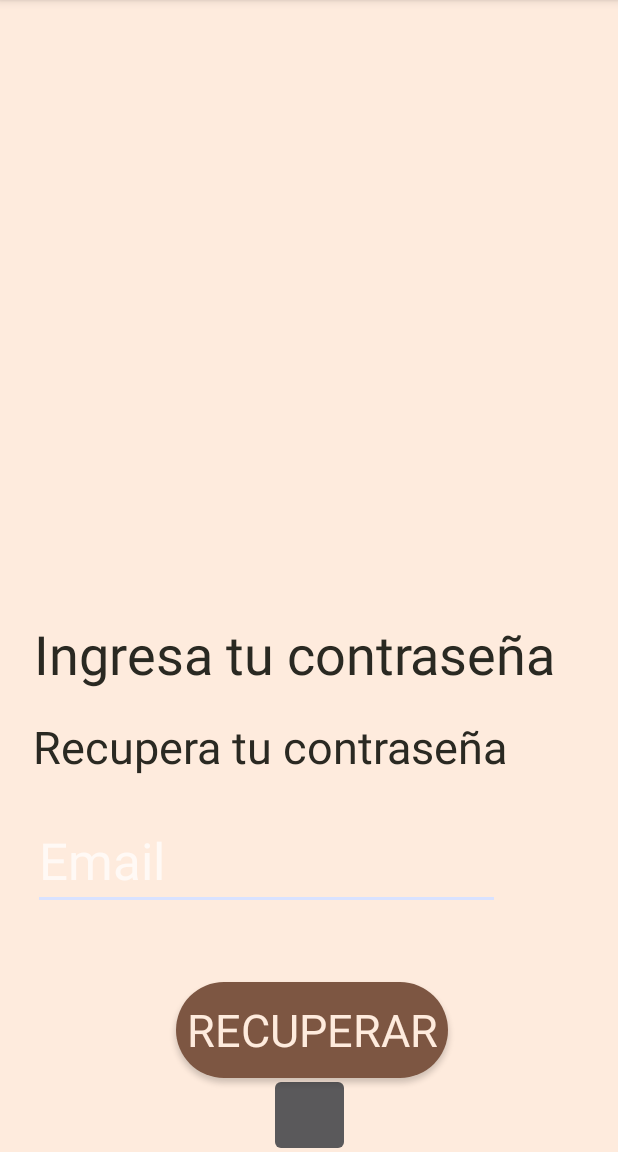
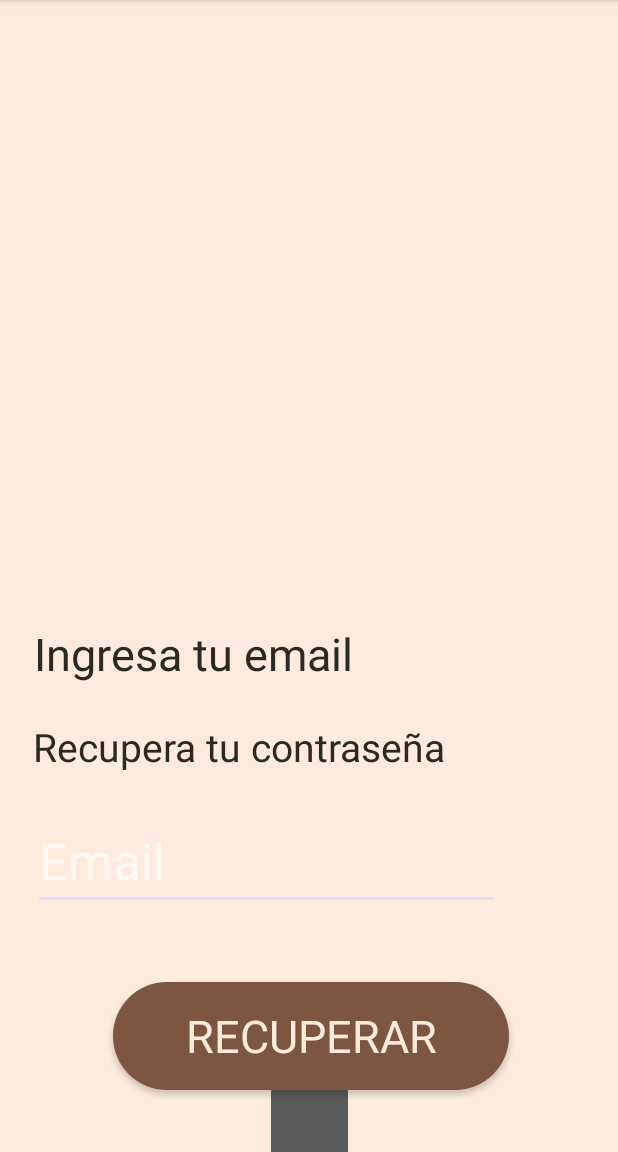
Before and after one commit to ISPC-TSDW/Libroteka.app, an Android app: the layout activity_forgotten.xml on its own in the app's theme, with its tools: preview values and no code run, on a phone screen of 412 x 824 dp, the part 84-1236 px from its top. Run offline under Robolectric (Android 15) with nearby library versions, the phone set to English and light mode, and no system bars; Roboto replaces fonts that are not available here.

Commit message:
se agrego recuperacion contraseña

```diff
--- a/app/src/main/java/com/example/libroteka/Main_forgotten.java
+++ b/app/src/main/java/com/example/libroteka/Main_forgotten.java
@@ -1,6 +1,8 @@
 package com.example.libroteka;
 
+import android.content.Intent;
 import android.os.Bundle;
+import android.view.View;
 
 import androidx.activity.EdgeToEdge;
 import androidx.appcompat.app.AppCompatActivity;
@@ -21,7 +23,12 @@ public class Main_forgotten extends AppCompatActivity {
             return insets;
         });
     }
+    //evento para regresar a login
 
+    public void previo1 (View view){
+        Intent previo1 = new Intent(this,main_login.class);
+        startActivity(previo1);
+    }
 
 
 }
--- a/app/src/main/res/layout/activity_forgotten.xml
+++ b/app/src/main/res/layout/activity_forgotten.xml
@@ -6,7 +6,6 @@
     android:layout_width="match_parent"
     android:layout_height="match_parent"
     android:background="@color/marble"
-
     tools:context=".Main_forgotten">
 
     <ImageView
@@ -18,7 +17,7 @@
         app:layout_constraintHorizontal_bias="0.533"
         app:layout_constraintStart_toStartOf="parent"
         app:layout_constraintTop_toTopOf="parent"
-        app:srcCompat="@drawable/icon_login" />
+        app:srcCompat="@drawable/icon_login"/>
 
     <TextView
         android:id="@+id/textView"
@@ -26,15 +25,15 @@
         android:layout_height="59dp"
         android:layout_marginTop="130dp"
         android:fontFamily="@font/roboto"
+        android:gravity="center_vertical"
         android:text="@string/texto1"
         android:textColor="@color/bark"
-        android:textSize="36sp"
-        android:gravity="center_vertical"
+        android:textSize="30sp"
         app:layout_constraintBottom_toTopOf="@+id/textView2"
         app:layout_constraintEnd_toEndOf="parent"
         app:layout_constraintStart_toStartOf="parent"
         app:layout_constraintTop_toBottomOf="@+id/id_logo1"
-        app:layout_constraintVertical_bias="0.821" />
+        app:layout_constraintVertical_bias="0.821"/>
 
     <EditText
         android:id="@+id/et_mail"
@@ -51,7 +50,7 @@
         app:layout_constraintEnd_toEndOf="parent"
         app:layout_constraintHorizontal_bias="0.22"
         app:layout_constraintStart_toStartOf="parent"
-        app:layout_constraintTop_toBottomOf="@+id/textView2" />
+        app:layout_constraintTop_toBottomOf="@+id/textView2"/>
 
     <TextView
         android:id="@+id/textView2"
@@ -60,7 +59,7 @@
         android:layout_marginTop="9dp"
         android:layout_marginBottom="21dp"
         android:text="@string/texto2"
-        android:textSize="30sp"
+        android:textSize="26sp"
         android:gravity="center_vertical"
         android:fontFamily="@font/roboto"
         android:textColor="@color/bark"
@@ -72,12 +71,14 @@
 
     <Button
         android:id="@+id/btn_recuperar"
-        android:layout_width="181dp"
-        android:layout_height="64dp"
+        android:layout_width="264dp"
+        android:layout_height="72dp"
         android:layout_marginTop="48dp"
         android:background="@drawable/button_rounded"
         android:fontFamily="@font/roboto"
         android:gravity="center"
+        android:paddingTop="10dp"
+        android:paddingBottom="10dp"
         android:text="@string/texto3"
         android:textColor="@color/marble"
         android:textSize="30sp"
@@ -88,8 +89,9 @@
 
     <ImageButton
         android:id="@+id/imageButton2"
-        android:layout_width="54dp"
-        android:layout_height="56dp"
+        android:layout_width="59dp"
+        android:layout_height="59dp"
+        android:onClick="previo1"
         app:layout_constraintBottom_toBottomOf="parent"
         app:layout_constraintEnd_toEndOf="parent"
         app:layout_constraintStart_toStartOf="parent"
--- a/app/src/main/res/values/strings.xml
+++ b/app/src/main/res/values/strings.xml
@@ -16,7 +16,7 @@
     <string name="invalid_username">Not a valid username</string>
     <string name="invalid_password">Password must be >5 characters</string>
     <string name="login_failed">"Login failed"</string>
-    <string name="texto1">Ingresa tu contraseña</string>
+    <string name="texto1">Ingresa tu email</string>
     <string name="texto2">Recupera tu contraseña</string>
     <string name="texto3">Recuperar</string>
     <string name="email">Email</string>
```
